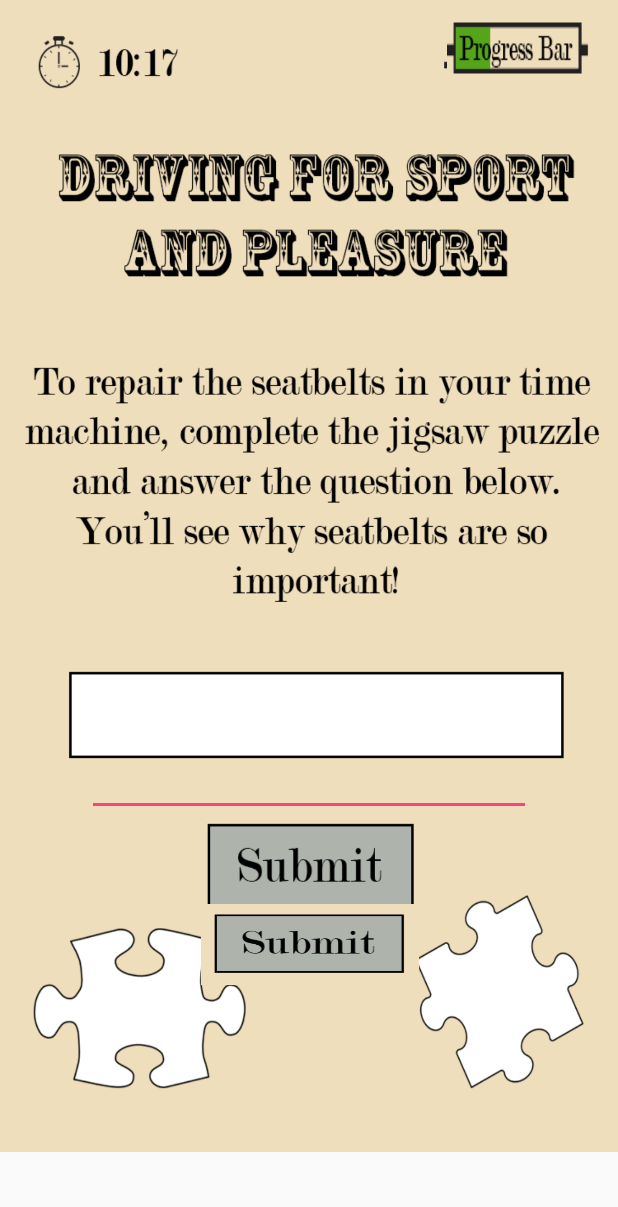
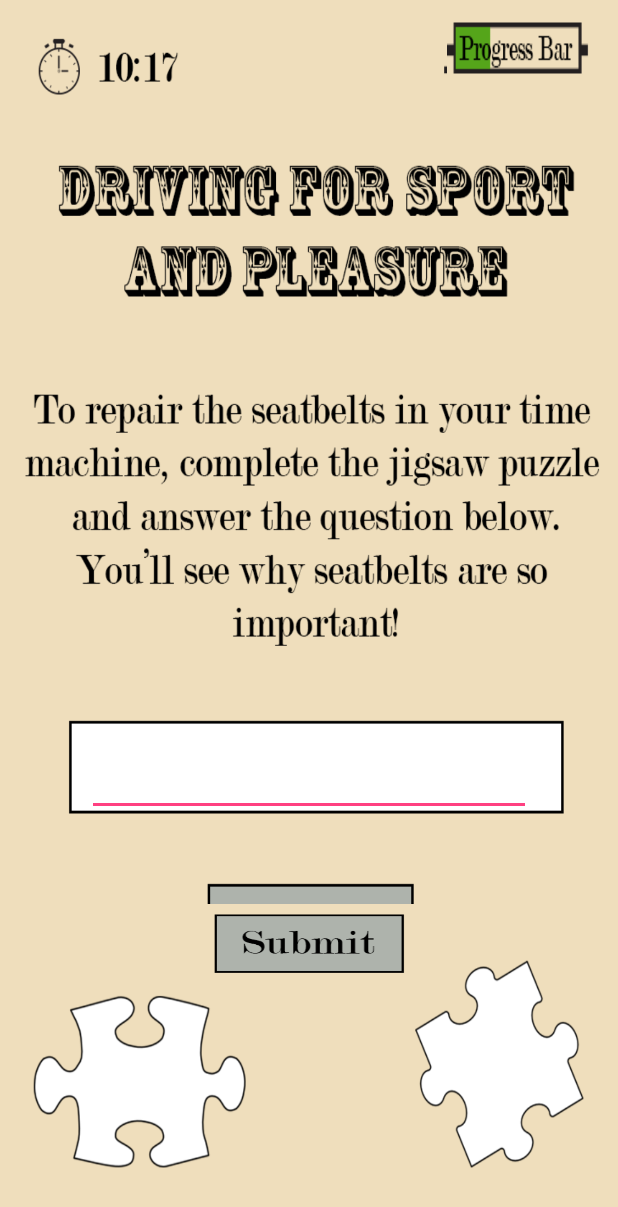
Before and after one commit to Xnonx14/LIMTreasureHunt, an Android app: the layout screen3.xml on its own in the app's theme, with its tools: preview values and no code run, on a phone screen of 412 x 824 dp. Shown: the top 1207 px of the screen. Run offline under Robolectric (Android 15) with nearby library versions, the phone set to English and light mode, and no system bars.

Commit message:
Fixed Constraints on imageviews

```diff
--- a/app/src/main/res/layout/screen2.xml
+++ b/app/src/main/res/layout/screen2.xml
@@ -11,8 +11,10 @@
         android:layout_width="wrap_content"
         android:layout_height="wrap_content"
         android:background="@drawable/appbrokenparts"
-        tools:layout_editor_absoluteX="0dp"
-        tools:layout_editor_absoluteY="0dp" />
+        app:layout_constraintBottom_toBottomOf="parent"
+        app:layout_constraintEnd_toEndOf="parent"
+        app:layout_constraintStart_toStartOf="parent"
+        app:layout_constraintTop_toTopOf="parent" />
 
     <Button
         android:id="@+id/button"
--- a/app/src/main/res/layout/screen3.xml
+++ b/app/src/main/res/layout/screen3.xml
@@ -11,8 +11,10 @@
         android:layout_width="wrap_content"
         android:layout_height="0dp"
         android:background="@drawable/adddspf"
-        app:layout_constraintTop_toTopOf="parent"
-        tools:layout_editor_absoluteX="0dp" />
+        app:layout_constraintBottom_toBottomOf="parent"
+        app:layout_constraintEnd_toEndOf="parent"
+        app:layout_constraintStart_toStartOf="parent"
+        app:layout_constraintTop_toTopOf="parent" />
 
     <Button
         android:id="@+id/button4"
```
